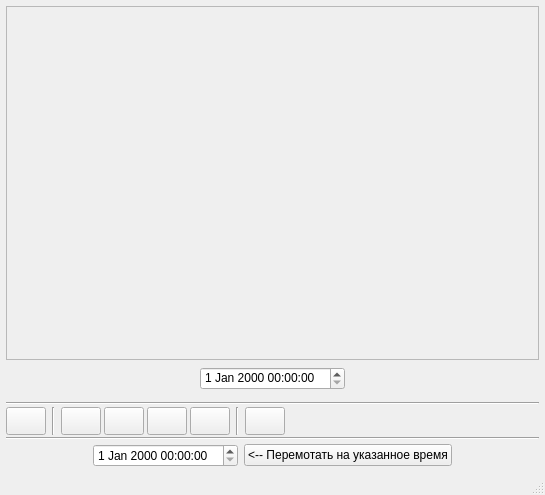
First picture: the form in TimeMachine/player.ui, repository InnerVex/TimeMachine, before the edit.
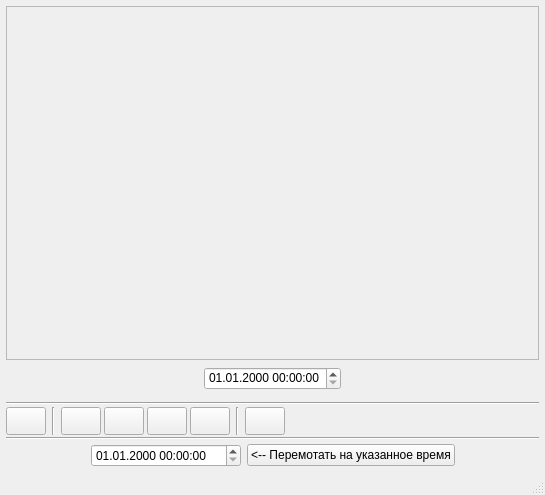
Second picture: the form after the edit. Icons and pictures are not drawn.

Commit message: +Перемотка по юникстайму

```diff
--- a/TimeMachine/player.ui
+++ b/TimeMachine/player.ui
@@ -355,9 +355,18 @@
              <verstretch>0</verstretch>
             </sizepolicy>
            </property>
+           <property name="minimumSize">
+            <size>
+             <width>130</width>
+             <height>0</height>
+            </size>
+           </property>
            <property name="alignment">
             <set>Qt::AlignLeading|Qt::AlignLeft|Qt::AlignTop</set>
            </property>
+           <property name="displayFormat">
+            <string>dd.MM.yyyy HH:mm:ss</string>
+           </property>
           </widget>
          </item>
          <item>
@@ -445,7 +454,17 @@
         </spacer>
        </item>
        <item>
-        <widget class="QDateTimeEdit" name="testTimeInput"/>
+        <widget class="QDateTimeEdit" name="testTimeInput">
+         <property name="minimumSize">
+          <size>
+           <width>150</width>
+           <height>0</height>
+          </size>
+         </property>
+         <property name="displayFormat">
+          <string>dd.MM.yyyy HH:mm:ss</string>
+         </property>
+        </widget>
        </item>
        <item>
         <widget class="QPushButton" name="testTimeButton">
```
The commit also changes 2 other files.
